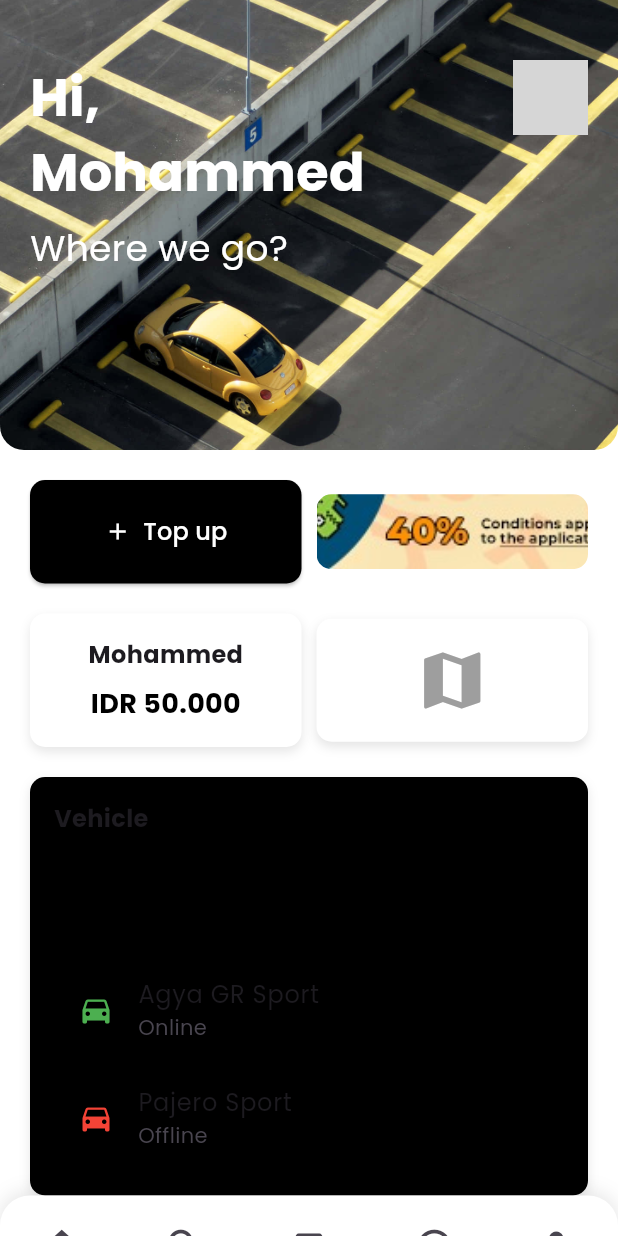
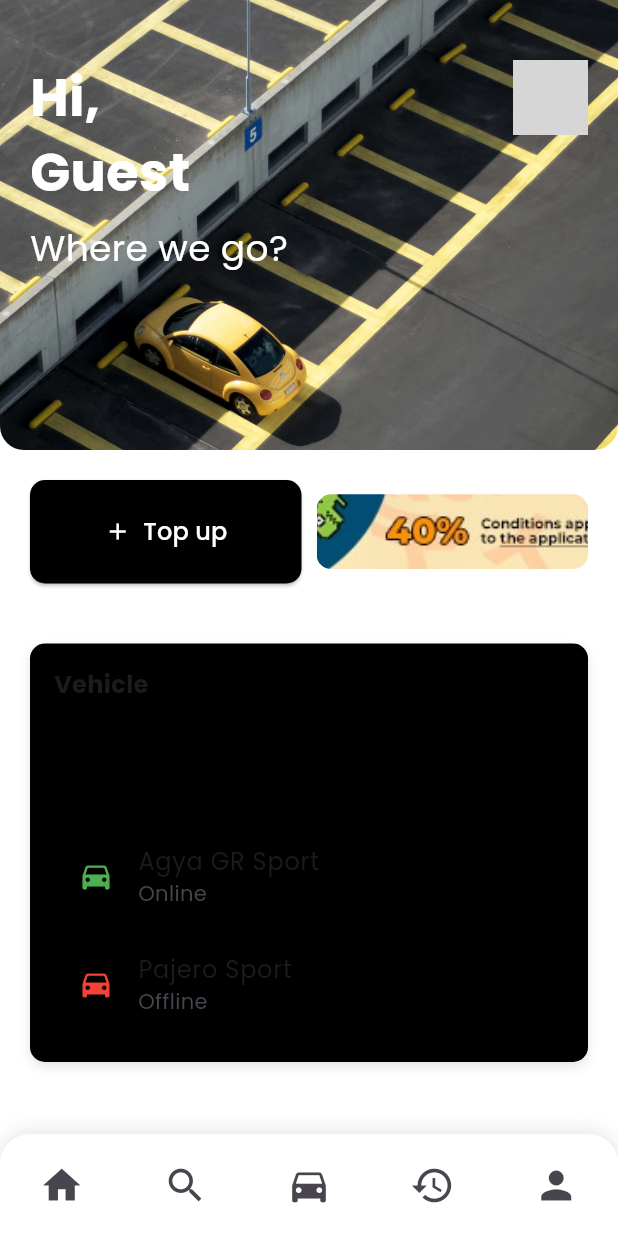
Before and after one commit to attmhd/anywhere, a Flutter app: the HomeScreen screen opened by its route, on a phone screen of 412 x 824 dp. Run offline on Flutter 3.47's test engine with Material 3 defaults, Android fonts, the phone set to English and light mode, and no system bars; our stand-ins replace flutter_dotenv, google_fonts, supabase_flutter; accounts and stored records are empty; grey boxes are pictures that could not be loaded.

```diff
--- /dev/null
+++ b/lib/providers/user_provider.dart
@@ -0,0 +1,17 @@
+import 'package:flutter/material.dart';
+
+class UserProvider with ChangeNotifier {
+  Map<String, dynamic>? _user;
+
+  Map<String, dynamic>? get user => _user;
+
+  void setUser(Map<String, dynamic> userData) {
+    _user = userData;
+    notifyListeners();
+  }
+
+  void clearUser() {
+    _user = null;
+    notifyListeners();
+  }
+}
--- a/lib/screens/home.dart
+++ b/lib/screens/home.dart
@@ -1,4 +1,6 @@
 import 'package:flutter/material.dart';
+import 'package:provider/provider.dart';
+import 'package:myapp/providers/user_provider.dart';  // Import UserProvider
 import 'package:myapp/widgets/bottom_navigation.dart';
 
 class HomeScreen extends StatelessWidget {
@@ -6,16 +8,21 @@ class HomeScreen extends StatelessWidget {
 
   @override
   Widget build(BuildContext context) {
+    // Fetch the user data from UserProvider
+    final user = Provider.of<UserProvider>(context).user;
+
+    // // Default values if user data is null
+    final String userName = user?['fullname'] ?? 'Guest';
+
     return Scaffold(
       backgroundColor: Colors.white,
       body: SafeArea(
         child: Column(
           children: [
-            const HeaderSection(),
+            HeaderSection(userName: userName),  // Pass user name to header
             const SizedBox(height: 20),
             const ButtonsSection(),
             const SizedBox(height: 20),
-            const BalanceAndMapSection(),
             const SizedBox(height: 20),
             const VehicleSection(),
             const Spacer(),
@@ -28,7 +35,9 @@ class HomeScreen extends StatelessWidget {
 }
 
 class HeaderSection extends StatelessWidget {
-  const HeaderSection({super.key});
+  final String userName;
+
+  const HeaderSection({super.key, required this.userName});
 
   @override
   Widget build(BuildContext context) {
@@ -48,22 +57,22 @@ class HeaderSection extends StatelessWidget {
             ),
           ),
         ),
-        const Positioned(
+        Positioned(
           left: 20,
           top: 40,
           child: Column(
             crossAxisAlignment: CrossAxisAlignment.start,
             children: [
               Text(
-                "Hi,\nMohammed",
-                style: TextStyle(
+                "Hi,\n$userName",
+                style: const TextStyle(
                   color: Colors.white,
                   fontSize: 35,
                   fontWeight: FontWeight.bold,
                 ),
               ),
-              SizedBox(height: 8),
-              Text(
+              const SizedBox(height: 8),
+              const Text(
                 "Where we go?",
                 style: TextStyle(
                   color: Colors.white,
@@ -135,7 +144,9 @@ class ButtonsSection extends StatelessWidget {
 }
 
 class BalanceAndMapSection extends StatelessWidget {
-  const BalanceAndMapSection({super.key});
+  final String balance;
+
+  const BalanceAndMapSection({super.key, required this.balance});
 
   @override
   Widget build(BuildContext context) {
@@ -157,19 +168,19 @@ class BalanceAndMapSection extends StatelessWidget {
                   ),
                 ],
               ),
-              child: const Column(
+              child: Column(
                 children: [
-                  Text(
+                  const Text(
                     "Mohammed",
                     style: TextStyle(
                       fontWeight: FontWeight.bold,
                       fontSize: 16,
                     ),
                   ),
-                  SizedBox(height: 8),
+                  const SizedBox(height: 8),
                   Text(
-                    "IDR 50.000",
-                    style: TextStyle(
+                    balance,  // Display the user balance
+                    style: const TextStyle(
                       fontWeight: FontWeight.bold,
                       fontSize: 18,
                       color: Colors.black,
--- a/lib/screens/sign_in.dart
+++ b/lib/screens/sign_in.dart
@@ -1,10 +1,12 @@
 import 'package:flutter/material.dart';
+import 'package:provider/provider.dart';
 import 'package:supabase_flutter/supabase_flutter.dart';
 import 'dart:convert';
 import 'package:crypto/crypto.dart';
 import '../widgets/login_form.dart';
 import '../widgets/background_image.dart';
 import '../widgets/custom_alert.dart';
+import '../providers/user_provider.dart';  // Import the UserProvider
 
 class LoginScreen extends StatefulWidget {
   const LoginScreen({super.key});
@@ -80,6 +82,9 @@ class LoginScreenState extends State<LoginScreen> {
       final hashedPassword = _hashPassword(password);
 
       if (response['password'] == hashedPassword) {
+        // Set the user data using the UserProvider
+        Provider.of<UserProvider>(context, listen: false).setUser(response);
+
         _showAlert(
           title: "Success",
           message: "Sign In Successful!",
--- a/pubspec.yaml
+++ b/pubspec.yaml
@@ -39,6 +39,7 @@ dependencies:
   google_fonts: ^6.2.1
   supabase_flutter: ^2.8.2
   crypto: ^3.0.6
+  provider: ^6.1.2
 
 dev_dependencies:
   flutter_test:
```
Also changed, not shown: lib/main.dart (+8 -1 lines), lib/screens/profile.dart (+19 -8 lines), lib/screens/test_signup.dart (added, +69 -0 lines), pubspec.lock.
